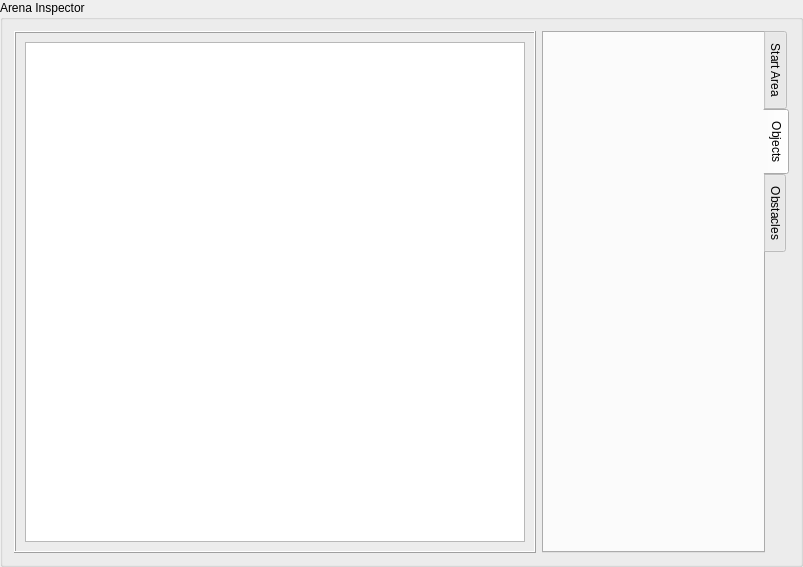
This is resources/ui/ArenaInspector.ui in nicolasseznec/PROJ-H402_SkillWizard as Qt 5 draws it before an edit. The edited form follows.
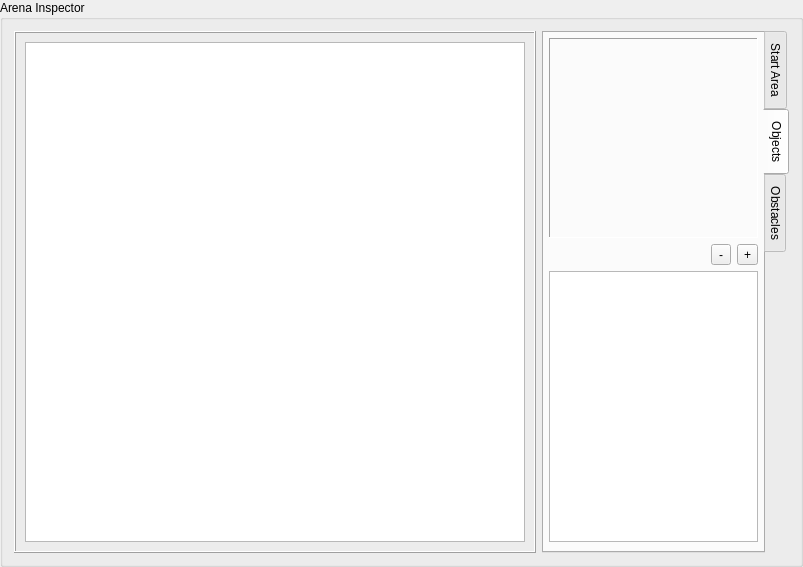
This is the edited form. The open tabs and pages were chosen to show the change.

Commit message: Added listItems and SpecialGround prototypes

```diff
--- a/resources/ui/ArenaInspector.ui
+++ b/resources/ui/ArenaInspector.ui
@@ -319,6 +319,80 @@
       <attribute name="title">
        <string>Objects</string>
       </attribute>
+      <layout class="QVBoxLayout" name="verticalLayout_2">
+       <property name="leftMargin">
+        <number>5</number>
+       </property>
+       <property name="topMargin">
+        <number>5</number>
+       </property>
+       <property name="rightMargin">
+        <number>5</number>
+       </property>
+       <item>
+        <widget class="QFrame" name="frame_2">
+         <property name="minimumSize">
+          <size>
+           <width>0</width>
+           <height>200</height>
+          </size>
+         </property>
+         <property name="frameShape">
+          <enum>QFrame::Panel</enum>
+         </property>
+         <property name="frameShadow">
+          <enum>QFrame::Sunken</enum>
+         </property>
+        </widget>
+       </item>
+       <item alignment="Qt::AlignRight">
+        <widget class="QWidget" name="widget" native="true">
+         <layout class="QHBoxLayout" name="horizontalLayout_5">
+          <property name="leftMargin">
+           <number>0</number>
+          </property>
+          <property name="topMargin">
+           <number>0</number>
+          </property>
+          <property name="rightMargin">
+           <number>0</number>
+          </property>
+          <property name="bottomMargin">
+           <number>0</number>
+          </property>
+          <item>
+           <widget class="QToolButton" name="GroundRemove">
+            <property name="minimumSize">
+             <size>
+              <width>20</width>
+              <height>20</height>
+             </size>
+            </property>
+            <property name="text">
+             <string>-</string>
+            </property>
+           </widget>
+          </item>
+          <item>
+           <widget class="QToolButton" name="GroundAdd">
+            <property name="minimumSize">
+             <size>
+              <width>20</width>
+              <height>20</height>
+             </size>
+            </property>
+            <property name="text">
+             <string>+</string>
+            </property>
+           </widget>
+          </item>
+         </layout>
+        </widget>
+       </item>
+       <item>
+        <widget class="QListWidget" name="GroundList"/>
+       </item>
+      </layout>
      </widget>
      <widget class="QWidget" name="ObstaclesSettings">
       <attribute name="title">
```
Left out of the diff: 4 changed lines with no effect on the pictures. The commit also changes 5 other files.
